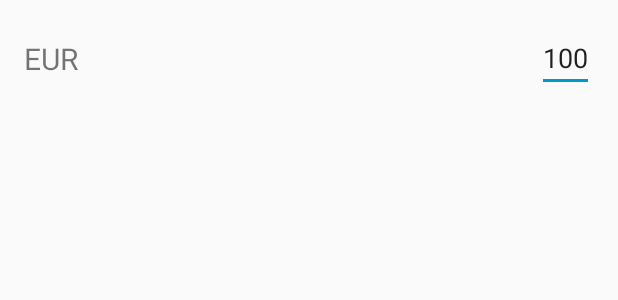
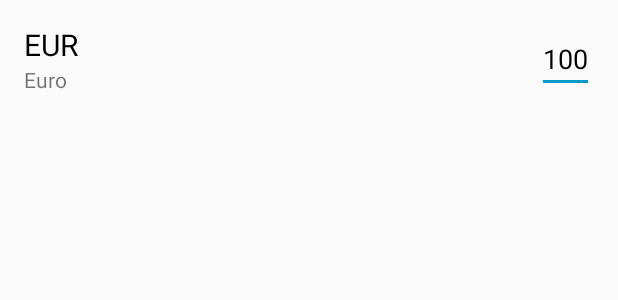
Before and after one commit to szabolcsarvai/RevolutTest, an Android app: the layout currency_item.xml on its own in the app's theme, with its tools: preview values and no code run, on a phone screen of 412 x 824 dp. Shown: the top 300 px of the screen. Run offline under Robolectric (Android 15) with nearby library versions, the phone set to English and light mode, and no system bars.

Commit message:
Add currency display name.

```diff
--- a/app/src/main/java/com/szabolcs/revoluttest/feature/main/MainViewModel.kt
+++ b/app/src/main/java/com/szabolcs/revoluttest/feature/main/MainViewModel.kt
@@ -9,6 +9,7 @@ import com.szabolcs.revoluttest.data.model.CurrenciesResultState
 import com.szabolcs.revoluttest.feature.main.adapter.CurrencyViewModel
 import kotlinx.coroutines.*
 import java.math.BigDecimal
+import java.util.Currency
 
 class MainViewModel(private val currenciesInteractor: CurrenciesInteractor) : ViewModel() {
 
@@ -71,6 +72,7 @@ class MainViewModel(private val currenciesInteractor: CurrenciesInteractor) : Vi
             currencyViewModels.add(
                 CurrencyViewModel(
                     it,
+                    Currency.getInstance(it).displayName,
                     BigDecimal(DEFAULT_RATE_VALUE),
                     isSelected = true
                 )
--- a/app/src/main/java/com/szabolcs/revoluttest/feature/main/adapter/CurrencyViewModel.kt
+++ b/app/src/main/java/com/szabolcs/revoluttest/feature/main/adapter/CurrencyViewModel.kt
@@ -6,7 +6,7 @@ import androidx.databinding.ObservableField
 import java.math.BigDecimal
 import java.math.RoundingMode
 
-class CurrencyViewModel(val currency: String, var rate: BigDecimal, isSelected: Boolean = false) {
+class CurrencyViewModel(val currency: String, val displayName: String, var rate: BigDecimal,  isSelected: Boolean = false) {
 
     var currencyChangeListener: CurrencyValueChangeListener? = null
 
--- a/app/src/main/java/com/szabolcs/revoluttest/utils/Transformers.kt
+++ b/app/src/main/java/com/szabolcs/revoluttest/utils/Transformers.kt
@@ -4,12 +4,13 @@ import com.szabolcs.revoluttest.data.model.CurrenciesResponseState
 import com.szabolcs.revoluttest.data.model.CurrenciesResultState
 import com.szabolcs.revoluttest.feature.main.adapter.CurrencyViewModel
 import java.math.BigDecimal
+import java.util.Currency
 
 val transformResponse: (CurrenciesResponseState) -> CurrenciesResultState = {
     CurrenciesResultState(
         selectedCurrency = it.selectedCurrency,
         currencies = it.currencies?.map { item ->
-            CurrencyViewModel(item.key, BigDecimal(item.value))
+            CurrencyViewModel(item.key, Currency.getInstance(item.key).displayName, BigDecimal(item.value))
         },
         isLoading = it.isLoading,
         error = it.error
--- a/app/src/main/res/layout/currency_item.xml
+++ b/app/src/main/res/layout/currency_item.xml
@@ -21,11 +21,22 @@
             android:layout_height="wrap_content"
             android:text="@{viewModel.currency}"
             android:textSize="20sp"
-            app:layout_constraintBottom_toBottomOf="parent"
             app:layout_constraintEnd_toStartOf="@+id/value"
+            android:textColor="@color/colorPrimaryDark"
             app:layout_constraintStart_toStartOf="parent"
             app:layout_constraintTop_toTopOf="parent"
             tools:text="EUR" />
+
+        <TextView
+            android:id="@+id/country"
+            android:layout_width="0dp"
+            android:layout_height="wrap_content"
+            android:text="@{viewModel.displayName}"
+            app:layout_constraintBottom_toBottomOf="parent"
+            app:layout_constraintEnd_toStartOf="@+id/value"
+            app:layout_constraintTop_toBottomOf="@+id/currency"
+            app:layout_constraintStart_toStartOf="parent"
+            tools:text="Euro" />
 
         <EditText
             android:id="@+id/value"
@@ -33,6 +44,7 @@
             android:layout_height="wrap_content"
             android:afterTextChanged="@{viewModel::afterTextChanged}"
             android:imeOptions="actionDone"
+            android:textColor="@color/colorPrimaryDark"
             android:inputType="numberDecimal"
             android:text="@{viewModel.currentRate}"
             app:layout_constraintBottom_toBottomOf="parent"
```
